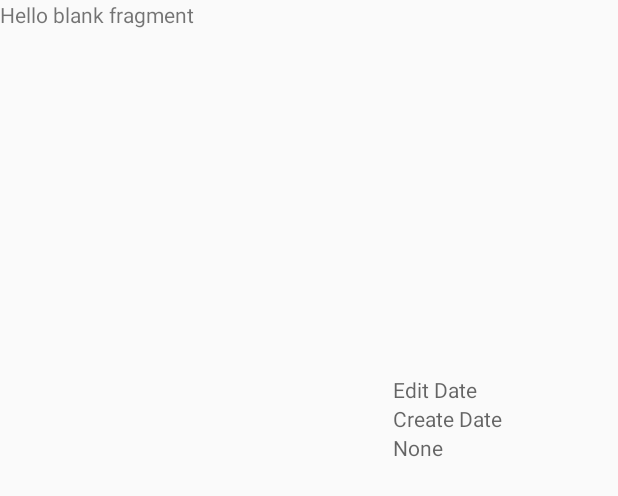
After one commit to RandomWright/ReadyNotes, an Android app: the layout fragment_full_note.xml on its own in the app's theme, with its tools: preview values and no code run, on a phone screen of 412 x 824 dp. The commit adds this screen. Shown: the top 496 px of the screen. Run offline under Robolectric (Android 15) with nearby library versions, the phone set to English and light mode, and no system bars.

Commit message:
more stuff

```diff
--- a/app/src/main/java/csc214/project03/readynotes/database/NoteCursorWrapper.java
+++ b/app/src/main/java/csc214/project03/readynotes/database/NoteCursorWrapper.java
@@ -2,6 +2,7 @@ package csc214.project03.readynotes.database;
 
 import android.database.Cursor;
 import android.database.CursorWrapper;
+import android.util.Log;
 
 import java.util.Date;
 import java.util.UUID;
@@ -30,7 +31,7 @@ public class NoteCursorWrapper extends CursorWrapper{
         note.setCreate(new Date(getLong(getColumnIndex(NoteTable.Cols.CREATE))));
         note.setEditDate(new Date(getLong(getColumnIndex(NoteTable.Cols.EDIT))));
         note.setPicPath(getString(getColumnIndex(NoteTable.Cols.PICPATH)));
-        String[] cat = getString(getColumnIndex(NoteTable.Cols.CATEGORY)).split("|");
+        String[] cat = getString(getColumnIndex(NoteTable.Cols.CATEGORY)).split("-");
         note.setCategories(cat);
 
         return note;
--- a/app/src/main/java/csc214/project03/readynotes/recycler/NoteHolder.java
+++ b/app/src/main/java/csc214/project03/readynotes/recycler/NoteHolder.java
@@ -17,16 +17,19 @@ public class NoteHolder extends RecyclerView.ViewHolder{
 
     private TextView mNote;
     private TextView mDate;
+    private TextView mCat;
 
     public NoteHolder(View itemView) {
         super(itemView);
         mNote = (TextView)itemView.findViewById(R.id.basicNoteText);
         mDate = (TextView)itemView.findViewById(R.id.basicDateText);
+        mCat = (TextView)itemView.findViewById(R.id.basicCatText);
 
     }
 
     public void bindNote(Note note){
         mNote.setText(note.getNotes());
         mDate.setText(note.getEditDate().toString());
+        mCat.setText(note.getCatString());
     }
 }
--- /dev/null
+++ b/app/src/main/res/layout/fragment_full_note.xml
@@ -0,0 +1,48 @@
+<RelativeLayout
+    xmlns:android="http://schemas.android.com/apk/res/android"
+    xmlns:tools="http://schemas.android.com/tools"
+    android:layout_width="match_parent"
+    android:layout_height="match_parent"
+    tools:context="csc214.project03.readynotes.FullNoteFragment">
+
+
+    <TextView
+        android:layout_width="match_parent"
+        android:layout_height="250dp"
+        android:id="@+id/fullNote"
+        android:autoLink="web|email|phone"
+        android:text="@string/hello_blank_fragment" />
+
+    <ImageView
+        android:layout_width="200dp"
+        android:layout_height="wrap_content"
+        android:id="@+id/fullImage"
+        android:layout_below="@+id/fullNote"/>
+
+    <LinearLayout
+        android:layout_width="150dp"
+        android:layout_height="wrap_content"
+        android:orientation="vertical"
+        android:layout_below="@+id/fullNote"
+        android:layout_alignParentEnd="true">
+        <TextView
+            android:layout_width="wrap_content"
+            android:layout_height="wrap_content"
+            android:id="@+id/fullEdit"
+            android:hint="@string/edit_date"/>
+
+        <TextView
+            android:layout_width="wrap_content"
+            android:layout_height="wrap_content"
+            android:id="@+id/fullCreate"
+            android:hint="@string/create_date"/>
+
+        <TextView
+            android:layout_width="wrap_content"
+            android:layout_height="wrap_content"
+            android:id="@+id/fullCat"
+            android:hint="@string/none"/>
+    </LinearLayout>
+
+
+</RelativeLayout>
--- a/app/src/main/res/layout/fragment_main.xml
+++ b/app/src/main/res/layout/fragment_main.xml
@@ -34,7 +34,8 @@
         <Button
             android:layout_width="match_parent"
             android:layout_height="match_parent"
-            android:text="Do Something"/>
+            android:id="@+id/emailButton"
+            android:text="Send as Email"/>
 
     </LinearLayout>
 
--- a/app/src/main/res/values/colors.xml
+++ b/app/src/main/res/values/colors.xml
@@ -2,5 +2,5 @@
 <resources>
     <color name="colorPrimary">#74b53f</color>
     <color name="colorPrimaryDark">#7a9f30</color>
-    <color name="colorAccent">#e2ff40</color>
+    <color name="colorAccent">#22260d</color>
 </resources>
--- a/app/src/main/res/values/strings.xml
+++ b/app/src/main/res/values/strings.xml
@@ -6,4 +6,7 @@
     <!-- TODO: Remove or change this placeholder text -->
     <string name="hello_blank_fragment">Hello blank fragment</string>
     <string name="add_photo">Add Photo</string>
+    <string name="edit_date">Edit Date</string>
+    <string name="create_date">Create Date</string>
+    <string name="none">None</string>
 </resources>
```
Also changed, not shown: app/src/main/java/csc214/project03/readynotes/FullNoteFragment.java (added, +109 -0 lines), app/src/main/java/csc214/project03/readynotes/MainFragment.java (+19 -1 lines), app/src/main/java/csc214/project03/readynotes/model/Category.java (+5 -4 lines), app/src/main/java/csc214/project03/readynotes/model/Note.java (+25 -2 lines), app/src/main/java/csc214/project03/readynotes/model/NotesList.java (+20 -1 lines), app/src/main/java/csc214/project03/readynotes/recycler/NoteAdapter.java (+18 -2 lines), app/src/main/res/layout/basic_note_view.xml (+8 -0 lines).
